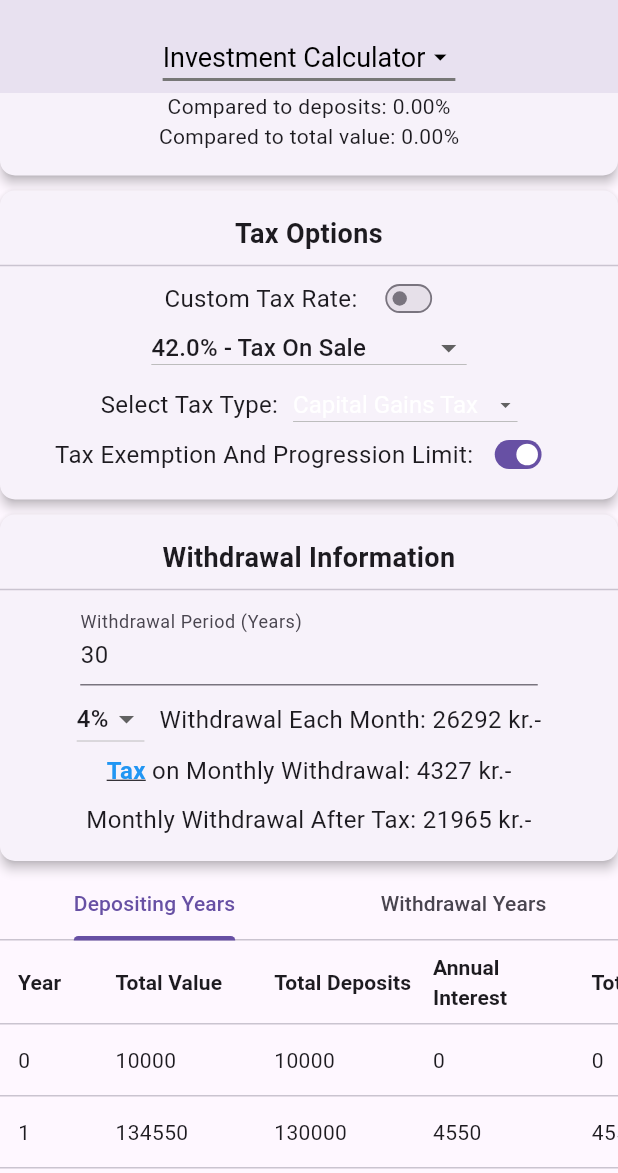
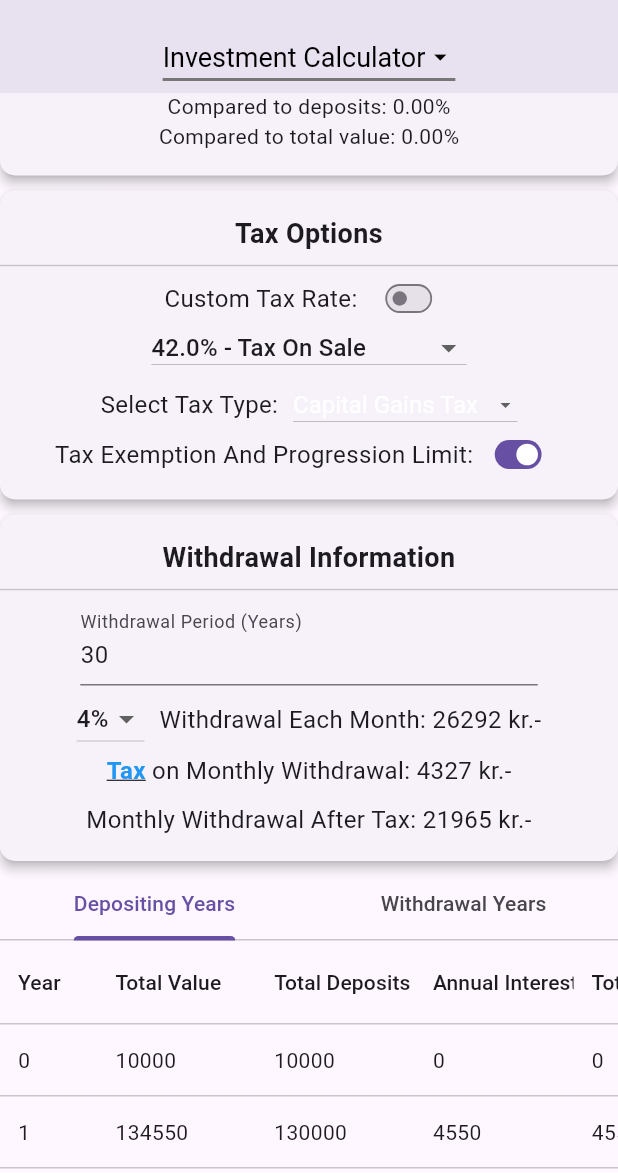
Before and after one commit to Gorm2303/fire-project, a Flutter app: the CalculatorScreen screen opened by its route, scrolled down 576 dp, on a phone screen of 412 x 824 dp, the part 63-1236 px from its top. Run offline on Flutter 3.47's test engine with Material 3 defaults, Android fonts, the phone set to English and light mode, and no system bars; drawn by our look-alikes of data_table_2; missing offline and left inert: flutter_math_fork.

Commit message:
Small refactor

```diff
--- a/fire_app/lib/models/deposit_plan.dart
+++ b/fire_app/lib/models/deposit_plan.dart
@@ -14,6 +14,7 @@ class DepositPlan {
   double totalTax = 0;
   double totalInterestFromPrincipal = 0;
   double totalInterestFromContributions = 0;
+  List<Map<String, double>> yearlyValues = [];
 
   DepositPlan({
     required this.principal,
@@ -26,7 +27,7 @@ class DepositPlan {
 
   /// Main method to calculate yearly values including deposits, compounding, and tax
   List<Map<String, double>> calculateYearlyValues() {
-    List<Map<String, double>> yearlyValues = [
+    yearlyValues = [
       {
         'year': 0.0,
         'totalValue': principal,
@@ -36,7 +37,6 @@ class DepositPlan {
         'tax': 0,
       }
     ];
-
     totalValue = principal;
     deposits = principal;
     int contributionPeriods = _getContributionPeriods(); // Monthly or Yearly contributions
--- a/fire_app/lib/models/investment_plan.dart
+++ b/fire_app/lib/models/investment_plan.dart
@@ -1,14 +1,12 @@
 import 'package:fire_app/models/tax_option.dart';
 import 'deposit_plan.dart';
 import 'withdrawal_plan.dart';
+import 'package:flutter/foundation.dart';
 
-class InvestmentPlan {
+class InvestmentPlan extends ChangeNotifier {
   String name;
   DepositPlan depositPlan;
   WithdrawalPlan withdrawalPlan;
-
-  List<Map<String, double>>? depositValues;
-  List<Map<String, double>>? withdrawalValues;
 
   InvestmentPlan({
     required this.name,
@@ -41,70 +39,10 @@ class InvestmentPlan {
 
   // Method to calculate the investment
   void calculateInvestment() {
-    depositValues = depositPlan.calculateYearlyValues();
+    depositPlan.calculateYearlyValues();
     withdrawalPlan.totalValue = depositPlan.totalValue;
     withdrawalPlan.deposits = depositPlan.deposits;
-
-    withdrawalValues = withdrawalPlan.calculateWithdrawalValues(
-      depositPlan.totalValue
-    );
-  }
-
-  // Method to display deposit plan results
-  void displayDepositPlanResults() {
-    if (depositValues != null) {
-      print("Deposit Plan Results:");
-      for (var yearData in depositValues!) {
-        print("Year ${yearData['year']}: Total Value: ${yearData['totalValue']}, Deposits: ${yearData['totalDeposits']}, Compound Earnings: ${yearData['compoundEarnings']}");
-      }
-    } else {
-      print("No deposit plan results available. Run calculateInvestment() first.");
-    }
-  }
-
-  // Method to display withdrawal plan results
-  void displayWithdrawalPlanResults() {
-    if (withdrawalValues != null) {
-      print("Withdrawal Plan Results:");
-      for (var yearData in withdrawalValues!) {
-        print("Year ${yearData['year']}: Total Value: ${yearData['totalValue']}, Withdrawal: ${yearData['withdrawal']}, Tax: ${yearData['tax']}");
-      }
-    } else {
-      print("No withdrawal plan results available. Run calculateInvestment() first.");
-    }
-  }
-
-  // Method to return final balance after withdrawals
-  double getFinalBalance() {
-    if (withdrawalValues != null && withdrawalValues!.isNotEmpty) {
-      return withdrawalValues!.last['totalValue'] ?? 0;
-    } else {
-      print("No withdrawal plan results available. Returning initial total value.");
-      return depositPlan.totalValue;
-    }
-  }
-
-  // Method to get total taxes paid during the withdrawal period
-  double getTotalTaxesPaid() {
-    if (withdrawalValues != null) {
-      return withdrawalValues!
-          .map((yearData) => yearData['tax'] ?? 0)
-          .reduce((a, b) => a + b);
-    } else {
-      print("No withdrawal plan results available. Returning 0.");
-      return 0;
-    }
-  }
-
-  // Method to get total withdrawals over the withdrawal period
-  double getTotalWithdrawals() {
-    if (withdrawalValues != null) {
-      return withdrawalValues!
-          .map((yearData) => yearData['withdrawal'] ?? 0)
-          .reduce((a, b) => a + b);
-    } else {
-      print("No withdrawal plan results available. Returning 0.");
-      return 0;
-    }
+    withdrawalPlan.calculateYearlyValues(depositPlan.totalValue);
+    notifyListeners();  // Notify listeners after calculation
   }
 }
--- a/fire_app/lib/models/withdrawal_plan.dart
+++ b/fire_app/lib/models/withdrawal_plan.dart
@@ -17,6 +17,7 @@ class WithdrawalPlan {
   double taxYearlyAfterBreak = 0;
   double totalValue;
   double deposits;
+  List<Map<String, double>> yearlyValues = [];
 
   WithdrawalPlan({
     required this.interestRate,
@@ -28,7 +29,7 @@ class WithdrawalPlan {
     required this.deposits,
   });
 
-  List<Map<String, double>> calculateWithdrawalValues(double valueAfterDepositYears) {
+  List<Map<String, double>> calculateYearlyValues(double valueAfterDepositYears) {
     totalValue = valueAfterDepositYears;
     double previousValue;
     interestGatheredDuringBreak = 0;
@@ -41,7 +42,7 @@ class WithdrawalPlan {
       interestGatheredDuringBreak = totalValue - valueAfterDepositYears;
     }
 
-    List<Map<String, double>> withdrawalValues = [
+    yearlyValues = [
       {
         'year': 0.0,
         'totalValue': totalValue,
@@ -87,7 +88,7 @@ class WithdrawalPlan {
       totalValue -= withdrawalYearly;
 
       // Store yearly values for reporting
-      withdrawalValues.add({
+      yearlyValues.add({
         'year': year.toDouble(),
         'totalValue': totalValue,
         'compoundThisYear': compoundThisYear,
@@ -97,7 +98,7 @@ class WithdrawalPlan {
       });
     }
 
-    return withdrawalValues;
+    return yearlyValues;
   }
 
   // Helper function to calculate taxable withdrawal (portion of the withdrawal that is taxed)
--- a/fire_app/lib/screens/calculator_screen.dart
+++ b/fire_app/lib/screens/calculator_screen.dart
@@ -38,9 +38,6 @@ class _CalculatorScreenState extends State<CalculatorScreen> with TickerProvider
   final TextEditingController _presettingsController = TextEditingController(text: 'None');
   final TextEditingController _customTaxController = TextEditingController(text: '0');
 
-  List<Map<String, double>> _depositYearlyValues = [];
-  List<Map<String, double>> _withdrawalYearlyValues = [];
-
   String _contributionFrequency = 'Monthly';
   String _selectedTab = 'Investment Calculator';
   bool _showTaxNote = false;
@@ -63,7 +60,7 @@ class _CalculatorScreenState extends State<CalculatorScreen> with TickerProvider
 
     _initializeTaxOptionManager();
     _initializeTabControllers();
-    _initializeInvestmentPlan();  // Call this during initialization to ensure it's set up
+    _createInvestmentPlan();  // Call this during initialization to ensure it's set up
 
     // Optionally load a preset if needed after everything is initialized
     _loadPresetValues('High Investment');
@@ -81,8 +78,8 @@ class _CalculatorScreenState extends State<CalculatorScreen> with TickerProvider
     _mainTabController = TabController(length: 2, vsync: this);
   }
 
-  void _initializeInvestmentPlan() {
-    _investmentPlan = InvestmentPlan(
+  InvestmentPlan _createInvestmentPlan() {
+    return _investmentPlan = InvestmentPlan(
       name: "Custom Plan",
       principal: Utils.parseTextToDouble(_principalController.text),
       interestRate: Utils.parseTextToDouble(_interestRateController.text),
@@ -121,10 +118,8 @@ class _CalculatorScreenState extends State<CalculatorScreen> with TickerProvider
 
   void _recalculateValues() {
     setState(() {
-      _initializeInvestmentPlan();  // Initialize the investment plan with updated values
+      _createInvestmentPlan();  // Initialize the investment plan with updated values
       _investmentPlan.calculateInvestment();  // Trigger calculations based on the current plan
-      _depositYearlyValues = _investmentPlan.depositValues ?? [];
-      _withdrawalYearlyValues = _investmentPlan.withdrawalValues ?? [];
     });
   }
 
@@ -165,7 +160,6 @@ class _CalculatorScreenState extends State<CalculatorScreen> with TickerProvider
 
   Widget _buildInvestmentNoteWidget() {
     double compoundEarningsOverDeposits = _investmentPlan.depositPlan.deposits != 0 ? (_investmentPlan.depositPlan.compoundEarnings / _investmentPlan.depositPlan.deposits * 100) : 0;
-
     return Column(
         children: [
           Row(
@@ -306,12 +300,12 @@ class _CalculatorScreenState extends State<CalculatorScreen> with TickerProvider
             controller: _tableTabController,
             children: [
               InvestmentTableWidget(
-                yearlyValues: _depositYearlyValues,
+                yearlyValues: _investmentPlan.depositPlan.yearlyValues,
                 isDepositingTable: true,
                 isWithdrawingTable: false,
               ),
               InvestmentTableWidget(
-                yearlyValues: _withdrawalYearlyValues,
+                yearlyValues: _investmentPlan.withdrawalPlan.yearlyValues,
                 isDepositingTable: false,
                 isWithdrawingTable: true,
               ),
--- a/fire_app/lib/widgets/investment_table_widget.dart
+++ b/fire_app/lib/widgets/investment_table_widget.dart
@@ -1,21 +1,21 @@
 import 'package:flutter/material.dart';
-import 'package:data_table_2/data_table_2.dart';  // Import the package
+import 'package:data_table_2/data_table_2.dart';
 
 class InvestmentTableWidget extends StatelessWidget {
   final List<Map<String, double>> yearlyValues;
-  final bool isDepositingTable;  // Flag to show or hide total deposits column
-  final bool isWithdrawingTable;  // Flag to show or hide withdrawal and tax columns
+  final bool isDepositingTable;
+  final bool isWithdrawingTable;
 
   const InvestmentTableWidget({
     super.key,
     required this.yearlyValues,
-    this.isDepositingTable = true,  // Default to true for the first table
-    this.isWithdrawingTable = false,  // Default to false for the second table
+    this.isDepositingTable = true,
+    this.isWithdrawingTable = false,
   });
 
   @override
   Widget build(BuildContext context) {
-    // Safeguard: Ensure that the yearlyValues list is not empty
+    // Ensure that the yearlyValues list is not empty
     if (yearlyValues.isEmpty) {
       return const Center(child: Text('No data available'));
     }
@@ -28,112 +28,21 @@ class InvestmentTableWidget extends StatelessWidget {
         minWidth: 600,
         columns: isDepositingTable
             ? const [
-                DataColumn2(
-                  label: Text(
-                    'Year',
-                    style: TextStyle(fontWeight: FontWeight.bold),
-                    softWrap: true, // Allow text wrapping
-                  ),
-                  size: ColumnSize.S,
-                ),
-                DataColumn2(
-                  label: Text(
-                    'Total Value',
-                    style: TextStyle(fontWeight: FontWeight.bold),
-                    softWrap: true, // Allow text wrapping
-                  ),
-                  size: ColumnSize.M,
-                ),
-                DataColumn2(
-                  label: Text(
-                    'Total Deposits',
-                    style: TextStyle(fontWeight: FontWeight.bold),
-                    softWrap: true, // Allow text wrapping
-                  ),
-                  size: ColumnSize.M,
-                ),
-                DataColumn2(
-                  label: Text(
-                    'Annual Interest',
-                    style: TextStyle(fontWeight: FontWeight.bold),
-                    softWrap: true, // Allow text wrapping
-                  ),
-                  size: ColumnSize.M,
-                ),
-                DataColumn2(
-                  label: Text(
-                    'Total Interest',
-                    style: TextStyle(fontWeight: FontWeight.bold),
-                    softWrap: true, // Allow text wrapping
-                  ),
-                  size: ColumnSize.M,
-                ),
-                DataColumn2(
-                  label: Text(
-                    'Annual Tax',
-                    style: TextStyle(fontWeight: FontWeight.bold),
-                    softWrap: true, // Allow text wrapping
-                  ),
-                  size: ColumnSize.M,
-                ),
+                DataColumn2(label: Text('Year'), size: ColumnSize.S),
+                DataColumn2(label: Text('Total Value'), size: ColumnSize.M),
+                DataColumn2(label: Text('Total Deposits'), size: ColumnSize.M),
+                DataColumn2(label: Text('Annual Interest'), size: ColumnSize.M),
+                DataColumn2(label: Text('Total Interest'), size: ColumnSize.M),
+                DataColumn2(label: Text('Annual Tax'), size: ColumnSize.M),
               ]
             : const [
-                DataColumn2(
-                  label: Text(
-                    'Year',
-                    style: TextStyle(fontWeight: FontWeight.bold),
-                    softWrap: true, // Allow text wrapping
-                  ),
-                  size: ColumnSize.S,
-                ),
-                DataColumn2(
-                  label: Text(
-                    'Total Value',
-                    style: TextStyle(fontWeight: FontWeight.bold),
-                    softWrap: true, // Allow text wrapping
-                  ),
-                  size: ColumnSize.L,
-                ),
-                DataColumn2(
-                  label: Text(
-                    'Annual Interest',
-                    style: TextStyle(fontWeight: FontWeight.bold),
-                    softWrap: true, // Allow text wrapping
-                  ),
-                  size: ColumnSize.M,
-                ),
-                DataColumn2(
-                  label: Text(
-                    'Total Interest',
-                    style: TextStyle(fontWeight: FontWeight.bold),
-                    softWrap: true, // Allow text wrapping
-                  ),
-                  size: ColumnSize.M,
-                ),
-                DataColumn2(
-                  label: Text(
-                    'Monthly Withdrawal',
-                    style: TextStyle(fontWeight: FontWeight.bold),
-                    softWrap: true, // Allow text wrapping
-                  ),
-                  size: ColumnSize.M,
-                ),
-                DataColumn2(
-                  label: Text(
-                    'Annual Withdrawal',
-                    style: TextStyle(fontWeight: FontWeight.bold),
-                    softWrap: true, // Allow text wrapping
-                  ),
-                  size: ColumnSize.M,
-                ),
-                DataColumn2(
-                  label: Text(
-                    'Annual Tax',
-                    style: TextStyle(fontWeight: FontWeight.bold),
-                    softWrap: true, // Allow text wrapping
-                  ),
-                  size: ColumnSize.M,
-                ),
+                DataColumn2(label: Text('Year'), size: ColumnSize.S),
+                DataColumn2(label: Text('Total Value'), size: ColumnSize.L),
+                DataColumn2(label: Text('Annual Interest'), size: ColumnSize.M),
+                DataColumn2(label: Text('Total Interest'), size: ColumnSize.M),
+                DataColumn2(label: Text('Monthly Withdrawal'), size: ColumnSize.M),
+                DataColumn2(label: Text('Annual Withdrawal'), size: ColumnSize.M),
+                DataColumn2(label: Text('Annual Tax'), size: ColumnSize.M),
               ],
         rows: yearlyValues.map((value) {
           return DataRow(cells: [
@@ -142,14 +51,14 @@ class InvestmentTableWidget extends StatelessWidget {
             if (isDepositingTable) DataCell(Text(value['totalDeposits']!.toStringAsFixed(0))),
             DataCell(Text(value['compoundThisYear']!.toStringAsFixed(0))),
             DataCell(Text(value['compoundEarnings']!.toStringAsFixed(0))),
-            if (isWithdrawingTable) DataCell(Text((value['withdrawal']! / 12).toStringAsFixed(0))),  // Monthly Withdrawal
-            if (isWithdrawingTable) DataCell(Text(value['withdrawal']?.toStringAsFixed(0) ?? '0')),  // Annual Withdrawal
-            DataCell(Text(value['tax']?.toStringAsFixed(0) ?? '0')),  // Tax column
+            if (isWithdrawingTable) DataCell(Text((value['withdrawal']! / 12).toStringAsFixed(0))),
+            if (isWithdrawingTable) DataCell(Text(value['withdrawal']?.toStringAsFixed(0) ?? '0')),
+            DataCell(Text(value['tax']?.toStringAsFixed(0) ?? '0')),
           ]);
         }).toList(),
-        headingRowHeight: 56,  // Height for the sticky header row
-        showBottomBorder: true,  // Show border at the bottom
-        fixedLeftColumns: 1,  // Fix the first column (e.g., 'Year') for scrolling
+        headingRowHeight: 56,
+        showBottomBorder: true,
+        fixedLeftColumns: 1,
       ),
     );
   }
```
